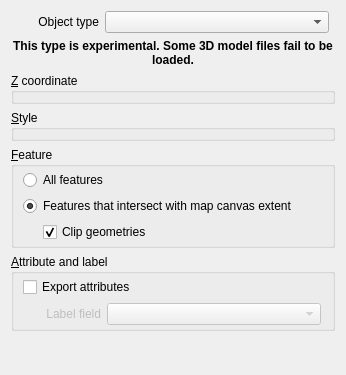
First picture: the form in ui/vectorproperties.ui, repository minorua/Qgis2threejs, before the edit.
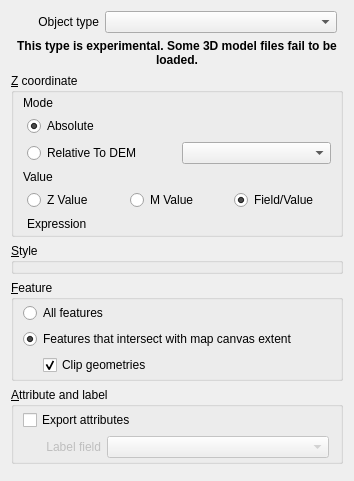
Second picture: the form after the edit. Custom widgets are drawn as their Qt base class.

Commit message:
improvement of z coordinate settings (vector layer)
Z Coordinate
- Mode
  - Absolute
  - Relative to DEM

    * DEM layer to calculate relative altitude can be selected from
    loaded DEM layers.

- Value
  - Z value
  - Field/Value

    * Expression can be used for Z coordinate value.

What changed in the file:
```diff
--- a/ui/vectorproperties.ui
+++ b/ui/vectorproperties.ui
@@ -6,8 +6,8 @@
    <rect>
     <x>0</x>
     <y>0</y>
-    <width>346</width>
-    <height>375</height>
+    <width>354</width>
+    <height>481</height>
    </rect>
   </property>
   <property name="windowTitle">
@@ -80,7 +80,7 @@
      <property name="title">
       <string>&amp;Z coordinate</string>
      </property>
-     <layout class="QGridLayout" name="gridLayout_9">
+     <layout class="QVBoxLayout" name="verticalLayout_6">
       <property name="leftMargin">
        <number>9</number>
       </property>
@@ -93,8 +93,121 @@
       <property name="bottomMargin">
        <number>3</number>
       </property>
-      <item row="1" column="0">
-       <layout class="QVBoxLayout" name="verticalLayout_zCoordinate"/>
+      <item>
+       <widget class="QLabel" name="label_2">
+        <property name="text">
+         <string>Mode</string>
+        </property>
+       </widget>
+      </item>
+      <item>
+       <layout class="QVBoxLayout" name="verticalLayout">
+        <property name="leftMargin">
+         <number>4</number>
+        </property>
+        <item>
+         <widget class="QRadioButton" name="radioButton_Absolute">
+          <property name="text">
+           <string>Absolute</string>
+          </property>
+          <property name="checked">
+           <bool>true</bool>
+          </property>
+          <attribute name="buttonGroup">
+           <string notr="true">buttonGroup</string>
+          </attribute>
+         </widget>
+        </item>
+        <item>
+         <layout class="QHBoxLayout" name="horizontalLayout">
+          <item>
+           <widget class="QRadioButton" name="radioButton_Relative">
+            <property name="text">
+             <string>Relative To DEM</string>
+            </property>
+            <attribute name="buttonGroup">
+             <string notr="true">buttonGroup</string>
+            </attribute>
+           </widget>
+          </item>
+          <item>
+           <widget class="QComboBox" name="comboBox_zDEMLayer"/>
+          </item>
+         </layout>
+        </item>
+       </layout>
+      </item>
+      <item>
+       <widget class="QLabel" name="label_3">
+        <property name="text">
+         <string>Value</string>
+        </property>
+       </widget>
+      </item>
+      <item>
+       <layout class="QVBoxLayout" name="verticalLayout_5">
+        <property name="leftMargin">
+         <number>4</number>
+        </property>
+        <item>
+         <layout class="QHBoxLayout" name="horizontalLayout_2">
+          <item>
+           <widget class="QRadioButton" name="radioButton_zValue">
+            <property name="text">
+             <string>Z Value</string>
+            </property>
+            <attribute name="buttonGroup">
+             <string notr="true">buttonGroup_2</string>
+            </attribute>
+           </widget>
+          </item>
+          <item>
+           <widget class="QRadioButton" name="radioButton_mValue">
+            <property name="text">
+             <string>M Value</string>
+            </property>
+            <attribute name="buttonGroup">
+             <string notr="true">buttonGroup_2</string>
+            </attribute>
+           </widget>
+          </item>
+          <item>
+           <widget class="QRadioButton" name="radioButton_FieldValue">
+            <property name="text">
+             <string>Field/Value</string>
+            </property>
+            <property name="checked">
+             <bool>true</bool>
+            </property>
+            <attribute name="buttonGroup">
+             <string notr="true">buttonGroup_2</string>
+            </attribute>
+           </widget>
+          </item>
+         </layout>
+        </item>
+        <item>
+         <layout class="QGridLayout" name="gridLayout" columnstretch="0,1">
+          <item row="0" column="0">
+           <widget class="QLabel" name="label_zExpression">
+            <property name="text">
+             <string>Expression</string>
+            </property>
+           </widget>
+          </item>
+          <item row="0" column="1">
+           <widget class="QgsFieldExpressionWidget" name="fieldExpressionWidget_zCoordinate" native="true">
+            <property name="minimumSize">
+             <size>
+              <width>0</width>
+              <height>15</height>
+             </size>
+            </property>
+           </widget>
+          </item>
+         </layout>
+        </item>
+       </layout>
       </item>
      </layout>
     </widget>
@@ -281,6 +394,14 @@
    </item>
   </layout>
  </widget>
+ <customwidgets>
+  <customwidget>
+   <class>QgsFieldExpressionWidget</class>
+   <extends>QWidget</extends>
+   <header>qgis.gui</header>
+   <container>1</container>
+  </customwidget>
+ </customwidgets>
  <resources/>
  <connections>
   <connection>
```
Left out of the diff: 6 changed lines with no effect on the pictures. The commit also changes 5 other files.
